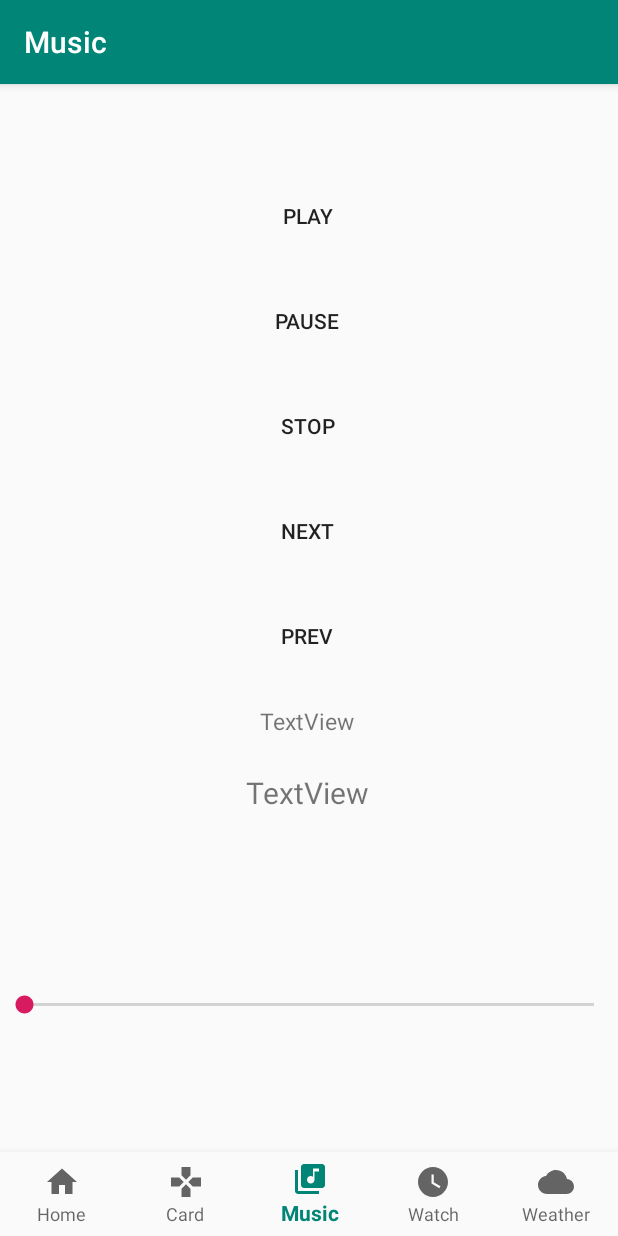
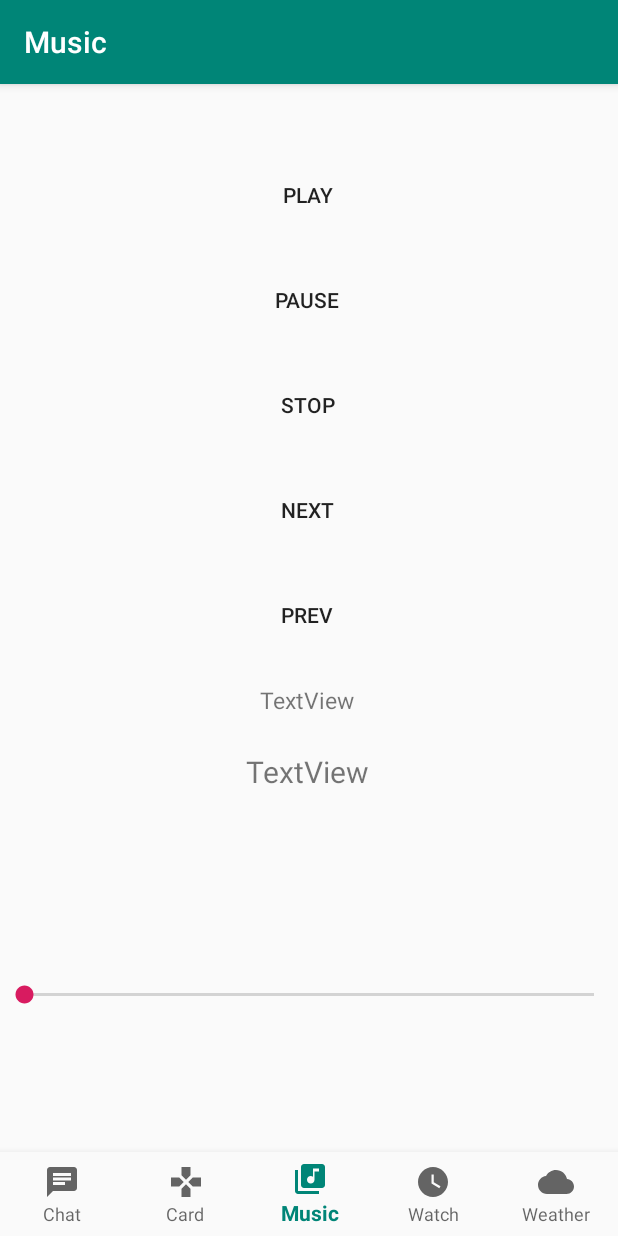
Before and after one commit to Gradendripar/FinalProject, an Android app: the MusicFragment screen opened through its navigation route, on a phone screen of 412 x 824 dp. Run offline under Robolectric (Android 15) with nearby library versions, the phone set to English and light mode, and no system bars; our stand-ins replace navigation-ui.

Commit message:
第五个App整合

```diff
--- a/app/src/main/AndroidManifest.xml
+++ b/app/src/main/AndroidManifest.xml
@@ -13,7 +13,8 @@
         android:label="@string/app_name"
         android:roundIcon="@mipmap/ic_launcher_round"
         android:supportsRtl="true"
-        android:theme="@style/AppTheme">
+        android:theme="@style/AppTheme"
+        android:usesCleartextTraffic="true">
         <activity android:name=".ui.weather.WeatherActivity"/>
         <activity
             android:name=".MainActivity"
--- a/app/src/main/java/com/example/finalproject/MainActivity.kt
+++ b/app/src/main/java/com/example/finalproject/MainActivity.kt
@@ -20,7 +20,7 @@ class MainActivity : AppCompatActivity() {
         // menu should be considered as top level destinations.
         val appBarConfiguration = AppBarConfiguration(
             setOf(
-                R.id.navigation_home, R.id.navigation_card, R.id.navigation_music,
+                R.id.navigation_message, R.id.navigation_card, R.id.navigation_music,
                 R.id.navigation_watch,R.id.navigation_weather
             )
         )
--- a/app/src/main/java/com/example/finalproject/ui/home/HomeFragment.kt
+++ /dev/null
@@ -1,31 +0,0 @@
-package com.example.finalproject.ui.home
-
-import android.os.Bundle
-import android.view.LayoutInflater
-import android.view.View
-import android.view.ViewGroup
-import android.widget.TextView
-import androidx.fragment.app.Fragment
-import androidx.lifecycle.Observer
-import androidx.lifecycle.ViewModelProviders
-import com.example.finalproject.R
-
-class HomeFragment : Fragment() {
-
-    private lateinit var homeViewModel: HomeViewModel
-
-    override fun onCreateView(
-        inflater: LayoutInflater,
-        container: ViewGroup?,
-        savedInstanceState: Bundle?
-    ): View? {
-        homeViewModel =
-            ViewModelProviders.of(this).get(HomeViewModel::class.java)
-        val root = inflater.inflate(R.layout.fragment_home, container, false)
-        val textView: TextView = root.findViewById(R.id.text_home)
-        homeViewModel.text.observe(this, Observer {
-            textView.text = it
-        })
-        return root
-    }
-}
--- a/app/src/main/java/com/example/finalproject/ui/home/HomeViewModel.kt
+++ /dev/null
@@ -1,13 +0,0 @@
-package com.example.finalproject.ui.home
-
-import androidx.lifecycle.LiveData
-import androidx.lifecycle.MutableLiveData
-import androidx.lifecycle.ViewModel
-
-class HomeViewModel : ViewModel() {
-
-    private val _text = MutableLiveData<String>().apply {
-        value = "This is home Fragment"
-    }
-    val text: LiveData<String> = _text
-}
--- /dev/null
+++ b/app/src/main/java/com/example/finalproject/ui/message/MessageFragment.kt
@@ -0,0 +1,132 @@
+package com.example.finalproject.ui.message
+
+import android.content.Context
+import android.content.Intent
+import android.os.Bundle
+import android.view.LayoutInflater
+import android.view.View
+import android.view.ViewGroup
+import android.widget.Button
+import android.widget.EditText
+import android.widget.TextView
+import androidx.fragment.app.Fragment
+import androidx.lifecycle.Observer
+import androidx.lifecycle.ViewModelProviders
+import androidx.recyclerview.widget.LinearLayoutManager
+import androidx.recyclerview.widget.RecyclerView
+import com.example.finalproject.R
+import java.io.ObjectOutputStream
+import java.io.Serializable
+
+const val MyMessage = "你好"
+
+class MessageFragment : Fragment() {
+    lateinit var msgList: MutableList<Msg>
+
+    override fun onCreateView(
+        inflater: LayoutInflater, container: ViewGroup?,
+        savedInstanceState: Bundle?
+    ): View? {
+        // Inflate the layout for this fragment
+        return inflater.inflate(R.layout.fragment_chat, container, false)
+    }
+
+    private lateinit var viewModel: MessageViewModel
+
+    override fun onViewCreated(view: View, savedInstanceState: Bundle?) {
+        super.onViewCreated(view, savedInstanceState)
+        viewModel = ViewModelProviders.of(this).get(MessageViewModel::class.java)
+        viewModel.msgList.observe(viewLifecycleOwner, Observer {
+            msgList = it as MutableList<Msg>
+            val adapter = MessageAdapter(msgList)
+            val recyclerView = view.findViewById<RecyclerView>(R.id.recyclerView)
+            val button_send = view.findViewById<Button>(R.id.button_send)
+            recyclerView.adapter = adapter
+            val layoutManager = LinearLayoutManager(activity)
+            recyclerView.layoutManager = layoutManager
+
+            button_send.setOnClickListener {
+                val editMessage = view.findViewById<EditText>(R.id.editMessage)
+                val message = editMessage.text.toString()
+                val msg = addMsg(message)
+                msgList.add(msg)
+                adapter.notifyItemInserted(msgList.size - 1)
+                recyclerView.scrollToPosition(msgList.size - 1)
+
+                val intent = Intent(MyMessage)
+                intent.setPackage(activity?.packageName)
+                activity?.sendBroadcast(intent)
+            }
+        })
+
+    }
+
+    override fun onStop() {
+        super.onStop()
+        saveData()
+    }
+
+    fun saveData() {
+        val output = activity?.openFileOutput("data", Context.MODE_PRIVATE)
+        val objectOutputStream = ObjectOutputStream(output)
+
+        objectOutputStream.writeObject(msgList)
+
+        objectOutputStream.close()
+        output?.close()
+    }
+
+    fun addMsg(str: String): Msg {
+        val count = (0..10).random()
+        val builder = StringBuilder()
+        for (i in 0..count) {
+            builder.append(str)
+        }
+        return Msg(builder.toString(), (0..1).random())
+    }
+
+    data class Msg(val content: String, val type: Int) : Serializable {
+        companion object {
+            const val REICEIVE = 0
+            const val SEND = 1
+        }
+    }
+
+    class MessageAdapter(val list: List<Msg>) : RecyclerView.Adapter<MessageAdapter.ViewHolder>() {
+        class ViewHolder(view: View) : RecyclerView.ViewHolder(view) {
+            val leftMsg: TextView
+            val rightMsg: TextView
+
+            init {
+                leftMsg = view.findViewById(R.id.textView_left)
+                rightMsg = view.findViewById(R.id.textView_right)
+            }
+        }
+
+        override fun onCreateViewHolder(
+            parent: ViewGroup,
+            viewType: Int
+        ): MessageAdapter.ViewHolder {
+            val view = LayoutInflater.from(parent.context)
+                .inflate(R.layout.fragment_message, parent, false)
+            return ViewHolder(view)
+        }
+
+        override fun onBindViewHolder(holder: MessageAdapter.ViewHolder, position: Int) {
+            val msg = list.get(position)
+            if (msg.type == Msg.REICEIVE) {
+                holder.rightMsg.visibility = View.GONE
+                holder.leftMsg.visibility = View.VISIBLE
+                holder.leftMsg.text = msg.content
+            } else {
+                holder.leftMsg.visibility = View.GONE
+                holder.rightMsg.visibility = View.VISIBLE
+                holder.rightMsg.text = msg.content
+            }
+        }
+
+        override fun getItemCount(): Int {
+            return list.size
+        }
+    }
+}
--- /dev/null
+++ b/app/src/main/java/com/example/finalproject/ui/message/MessageViewModel.kt
@@ -0,0 +1,39 @@
+package com.example.finalproject.ui.message
+
+import android.app.Application
+import androidx.lifecycle.AndroidViewModel
+import androidx.lifecycle.LiveData
+import androidx.lifecycle.MutableLiveData
+import androidx.lifecycle.ViewModel
+import java.io.ObjectInputStream
+
+class MessageViewModel (application: Application): AndroidViewModel(application) {
+
+    private  val _msgList:MutableLiveData<MutableList<MessageFragment.Msg>> = MutableLiveData()
+    val msgs = loadData()
+    fun getmsgList() : LiveData<MutableList<MessageFragment.Msg>>{
+        if (msgs == null)
+        {
+            _msgList.postValue(mutableListOf())
+        }else {
+            _msgList.postValue(msgs)
+        }
+        return _msgList
+    }
+    val msgList: LiveData<MutableList<MessageFragment.Msg>> = getmsgList()
+    fun loadData():MutableList<MessageFragment.Msg>? {
+        try {
+            val input = getApplication<Application>().openFileInput("data")
+            val objectInputStream = ObjectInputStream(input)
+
+            val msgs = objectInputStream.readObject() as MutableList<MessageFragment.Msg>
+
+            objectInputStream.close()
+            input?.close()
+            return msgs
+
+        }catch (e: Exception){
+            return null
+        }
+    }
+}
--- a/app/src/main/java/com/example/finalproject/ui/watch/WatchFragment.kt
+++ b/app/src/main/java/com/example/finalproject/ui/watch/WatchFragment.kt
@@ -40,11 +40,11 @@ class WatchFragment : Fragment() {
             viewModel.start()
         }
 
-        button_start.setOnClickListener {
+        button_stop.setOnClickListener {
             viewModel.stop()
         }
 
-        button_start.setOnClickListener {
+        button_restart.setOnClickListener {
             viewModel.restart()
         }
     }
--- a/app/src/main/java/com/example/finalproject/ui/watch/WatchViewModel.kt
+++ b/app/src/main/java/com/example/finalproject/ui/watch/WatchViewModel.kt
@@ -18,7 +18,7 @@ class WatchViewModel : ViewModel() {
     }
 
     fun stop(){
-        running=true
+        running=false
     }
 
     fun restart(){
--- /dev/null
+++ b/app/src/main/res/drawable/ic_chat_black_24dp.xml
@@ -0,0 +1,9 @@
+<vector xmlns:android="http://schemas.android.com/apk/res/android"
+        android:width="24dp"
+        android:height="24dp"
+        android:viewportWidth="24.0"
+        android:viewportHeight="24.0">
+    <path
+        android:fillColor="#FF000000"
+        android:pathData="M20,2L4,2c-1.1,0 -1.99,0.9 -1.99,2L2,22l4,-4h14c1.1,0 2,-0.9 2,-2L22,4c0,-1.1 -0.9,-2 -2,-2zM6,9h12v2L6,11L6,9zM14,14L6,14v-2h8v2zM18,8L6,8L6,6h12v2z"/>
+</vector>
--- a/app/src/main/res/drawable/ic_home_black_24dp.xml
+++ /dev/null
@@ -1,9 +0,0 @@
-<vector xmlns:android="http://schemas.android.com/apk/res/android"
-    android:width="24dp"
-    android:height="24dp"
-    android:viewportWidth="24.0"
-    android:viewportHeight="24.0">
-    <path
-        android:fillColor="#FF000000"
-        android:pathData="M10,20v-6h4v6h5v-8h3L12,3 2,12h3v8z" />
-</vector>
--- a/app/src/main/res/layout/fragment_music.xml
+++ b/app/src/main/res/layout/fragment_music.xml
@@ -22,7 +22,7 @@
         android:id="@+id/play"
         android:layout_width="wrap_content"
         android:layout_height="wrap_content"
-        android:layout_marginTop="64dp"
+        android:layout_marginTop="50dp"
         android:text="@string/play"
         app:layout_constraintEnd_toEndOf="parent"
         app:layout_constraintHorizontal_bias="0.495"
--- a/app/src/main/res/menu/bottom_nav_menu.xml
+++ b/app/src/main/res/menu/bottom_nav_menu.xml
@@ -2,9 +2,9 @@
 <menu xmlns:android="http://schemas.android.com/apk/res/android">
 
     <item
-        android:id="@+id/navigation_home"
-        android:icon="@drawable/ic_home_black_24dp"
-        android:title="@string/title_home" />
+        android:id="@+id/navigation_message"
+        android:icon="@drawable/ic_chat_black_24dp"
+        android:title="@string/title_message" />
 
     <item
         android:id="@+id/navigation_card"
--- a/app/src/main/res/navigation/mobile_navigation.xml
+++ b/app/src/main/res/navigation/mobile_navigation.xml
@@ -3,14 +3,14 @@
     xmlns:app="http://schemas.android.com/apk/res-auto"
     xmlns:tools="http://schemas.android.com/tools"
     android:id="@+id/mobile_navigation"
-    app:startDestination="@+id/navigation_home"
+    app:startDestination="@+id/navigation_message"
     tools:ignore="UnusedNavigation">
 
     <fragment
-        android:id="@+id/navigation_home"
-        android:name="com.example.finalproject.ui.home.HomeFragment"
-        android:label="@string/title_home"
-        tools:layout="@layout/fragment_home" />
+        android:id="@+id/navigation_message"
+        android:name="com.example.finalproject.ui.message.MessageFragment"
+        android:label="@string/title_message"
+        tools:layout="@layout/fragment_message" />
 
     <fragment
         android:id="@+id/navigation_card"
--- a/app/src/main/res/values/strings.xml
+++ b/app/src/main/res/values/strings.xml
@@ -1,6 +1,6 @@
 <resources>
     <string name="app_name">FinalProject</string>
-    <string name="title_home">Home</string>
+    <string name="title_message">Chat</string>
     <string name="title_card">Card</string>
     <string name="title_music">Music</string>
     <string name="title_watch">Watch</string>
@@ -18,4 +18,7 @@
     <string name="pause">pause</string>
     <string name="next">next</string>
     <string name="textview">TextView</string>
+    <string name="chat">Please input chat message!</string>
+    <string name="send">Send</string>
+    <string name="text">Hello!!!</string>
 </resources>
```
Also changed, not shown: app/src/main/res/layout/fragment_chat.xml (added, +52 -0 lines), app/src/main/res/layout/fragment_home.xml (deleted, +0 -19 lines), app/src/main/res/layout/fragment_message.xml (added, +22 -0 lines), app/src/main/res/drawable/message_left.9.png (added), app/src/main/res/drawable/message_right.9.png (added).
